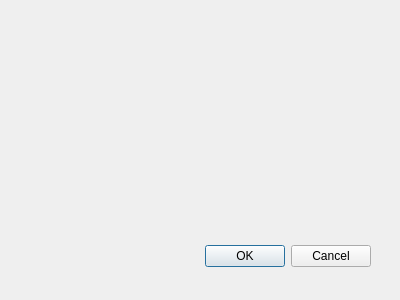
Qt form GUI/Proyecto-Atomatas-GUI/ventanatabla.ui (Santasy/Proyecto-Automatas) before a commit.
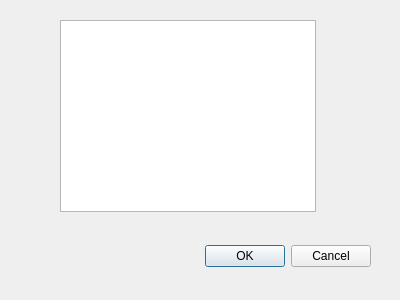
The same form after that commit.

Patch:
```diff
--- a/GUI/Proyecto-Atomatas-GUI/ventanatabla.ui
+++ b/GUI/Proyecto-Atomatas-GUI/ventanatabla.ui
@@ -31,6 +31,16 @@
     <set>QDialogButtonBox::Cancel|QDialogButtonBox::Ok</set>
    </property>
   </widget>
+  <widget class="QTableWidget" name="tableWidget">
+   <property name="geometry">
+    <rect>
+     <x>60</x>
+     <y>20</y>
+     <width>256</width>
+     <height>192</height>
+    </rect>
+   </property>
+  </widget>
  </widget>
  <pixmapfunction/>
  <resources/>
```
Left out of the diff: 5 changed lines with no effect on the pictures.
